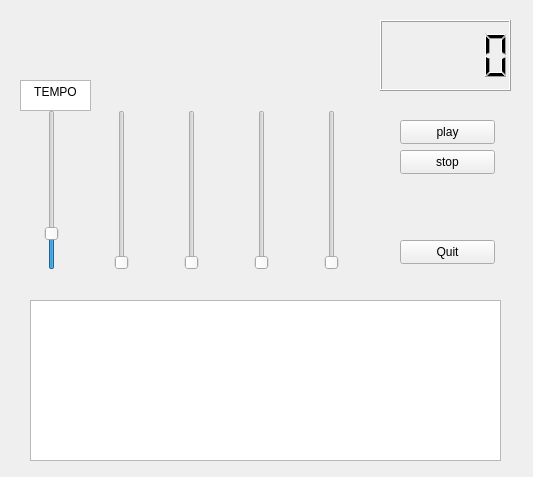
simdax/rubySC, file lib/qt/form.ui: the form before one commit.
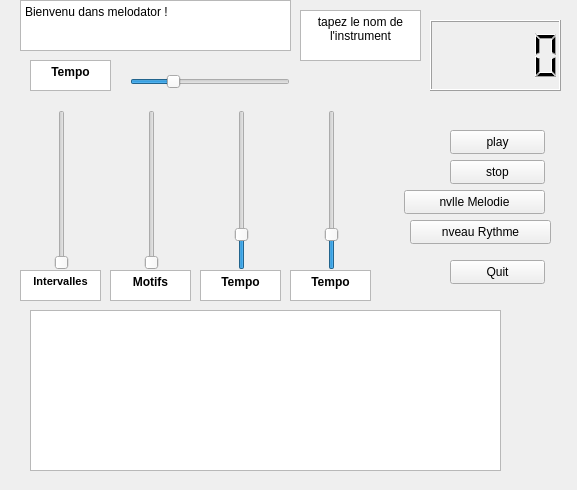
The form after the commit.

Diff of the .ui file:
```diff
--- a/lib/qt/form.ui
+++ b/lib/qt/form.ui
@@ -6,40 +6,18 @@
    <rect>
     <x>0</x>
     <y>0</y>
-    <width>533</width>
-    <height>477</height>
+    <width>577</width>
+    <height>490</height>
    </rect>
   </property>
   <property name="windowTitle">
    <string>Form</string>
   </property>
-  <widget class="QSlider" name="verticalSlider_5">
-   <property name="geometry">
-    <rect>
-     <x>180</x>
-     <y>110</y>
-     <width>23</width>
-     <height>160</height>
-    </rect>
-   </property>
-   <property name="maximum">
-    <number>100</number>
-   </property>
-   <property name="singleStep">
-    <number>1</number>
-   </property>
-   <property name="pageStep">
-    <number>1</number>
-   </property>
-   <property name="orientation">
-    <enum>Qt::Vertical</enum>
-   </property>
-  </widget>
   <widget class="QPushButton" name="pushButton_3">
    <property name="geometry">
     <rect>
-     <x>400</x>
-     <y>240</y>
+     <x>450</x>
+     <y>260</y>
      <width>95</width>
      <height>24</height>
     </rect>
@@ -57,55 +35,11 @@
     <bool>false</bool>
    </property>
   </widget>
-  <widget class="QSlider" name="verticalSlider_6">
-   <property name="geometry">
-    <rect>
-     <x>320</x>
-     <y>110</y>
-     <width>23</width>
-     <height>160</height>
-    </rect>
-   </property>
-   <property name="maximum">
-    <number>100</number>
-   </property>
-   <property name="singleStep">
-    <number>1</number>
-   </property>
-   <property name="pageStep">
-    <number>1</number>
-   </property>
-   <property name="orientation">
-    <enum>Qt::Vertical</enum>
-   </property>
-  </widget>
-  <widget class="QSlider" name="verticalSlider_2">
-   <property name="geometry">
-    <rect>
-     <x>110</x>
-     <y>110</y>
-     <width>23</width>
-     <height>160</height>
-    </rect>
-   </property>
-   <property name="maximum">
-    <number>100</number>
-   </property>
-   <property name="singleStep">
-    <number>1</number>
-   </property>
-   <property name="pageStep">
-    <number>1</number>
-   </property>
-   <property name="orientation">
-    <enum>Qt::Vertical</enum>
-   </property>
-  </widget>
   <widget class="QPushButton" name="pushButton">
    <property name="geometry">
     <rect>
-     <x>400</x>
-     <y>120</y>
+     <x>450</x>
+     <y>130</y>
      <width>95</width>
      <height>24</height>
     </rect>
@@ -117,8 +51,8 @@
   <widget class="QPushButton" name="pushButton_2">
    <property name="geometry">
     <rect>
-     <x>400</x>
-     <y>150</y>
+     <x>450</x>
+     <y>160</y>
      <width>95</width>
      <height>24</height>
     </rect>
@@ -127,35 +61,13 @@
     <string>stop</string>
    </property>
   </widget>
-  <widget class="QSlider" name="verticalSlider_7">
-   <property name="geometry">
-    <rect>
-     <x>250</x>
-     <y>110</y>
-     <width>23</width>
-     <height>160</height>
-    </rect>
-   </property>
-   <property name="maximum">
-    <number>100</number>
-   </property>
-   <property name="singleStep">
-    <number>1</number>
-   </property>
-   <property name="pageStep">
-    <number>1</number>
-   </property>
-   <property name="orientation">
-    <enum>Qt::Vertical</enum>
-   </property>
-  </widget>
   <widget class="QTextEdit" name="textEdit">
    <property name="geometry">
     <rect>
-     <x>20</x>
-     <y>80</y>
-     <width>71</width>
-     <height>31</height>
+     <x>300</x>
+     <y>10</y>
+     <width>121</width>
+     <height>51</height>
     </rect>
    </property>
    <property name="html">
@@ -163,14 +75,14 @@
 &lt;html&gt;&lt;head&gt;&lt;meta name=&quot;qrichtext&quot; content=&quot;1&quot; /&gt;&lt;style type=&quot;text/css&quot;&gt;
 p, li { white-space: pre-wrap; }
 &lt;/style&gt;&lt;/head&gt;&lt;body style=&quot; font-family:'Sans Serif'; font-size:9pt; font-weight:400; font-style:normal;&quot;&gt;
-&lt;p align=&quot;center&quot; style=&quot; margin-top:0px; margin-bottom:0px; margin-left:0px; margin-right:0px; -qt-block-indent:0; text-indent:0px;&quot;&gt;TEMPO&lt;/p&gt;&lt;/body&gt;&lt;/html&gt;</string>
+&lt;p align=&quot;center&quot; style=&quot; margin-top:0px; margin-bottom:0px; margin-left:0px; margin-right:0px; -qt-block-indent:0; text-indent:0px;&quot;&gt;tapez le nom de l'instrument&lt;/p&gt;&lt;/body&gt;&lt;/html&gt;</string>
    </property>
   </widget>
   <widget class="QTextBrowser" name="textBrowser">
    <property name="geometry">
     <rect>
      <x>30</x>
-     <y>300</y>
+     <y>310</y>
      <width>471</width>
      <height>161</height>
     </rect>
@@ -186,14 +98,17 @@
   <widget class="QSlider" name="verticalSlider">
    <property name="geometry">
     <rect>
-     <x>40</x>
+     <x>50</x>
      <y>110</y>
      <width>23</width>
      <height>160</height>
     </rect>
    </property>
+   <property name="minimum">
+    <number>1</number>
+   </property>
    <property name="maximum">
-    <number>100</number>
+    <number>5</number>
    </property>
    <property name="singleStep">
     <number>1</number>
@@ -202,7 +117,7 @@
     <number>1</number>
    </property>
    <property name="value">
-    <number>20</number>
+    <number>1</number>
    </property>
    <property name="orientation">
     <enum>Qt::Vertical</enum>
@@ -211,13 +126,244 @@
   <widget class="QLCDNumber" name="lcdNumber">
    <property name="geometry">
     <rect>
-     <x>380</x>
+     <x>430</x>
      <y>20</y>
      <width>131</width>
      <height>71</height>
     </rect>
    </property>
   </widget>
+  <widget class="QTextBrowser" name="textBrowser_2">
+   <property name="geometry">
+    <rect>
+     <x>20</x>
+     <y>0</y>
+     <width>271</width>
+     <height>51</height>
+    </rect>
+   </property>
+   <property name="html">
+    <string>&lt;!DOCTYPE HTML PUBLIC &quot;-//W3C//DTD HTML 4.0//EN&quot; &quot;http://www.w3.org/TR/REC-html40/strict.dtd&quot;&gt;
+&lt;html&gt;&lt;head&gt;&lt;meta name=&quot;qrichtext&quot; content=&quot;1&quot; /&gt;&lt;style type=&quot;text/css&quot;&gt;
+p, li { white-space: pre-wrap; }
+&lt;/style&gt;&lt;/head&gt;&lt;body style=&quot; font-family:'Sans Serif'; font-size:9pt; font-weight:400; font-style:normal;&quot;&gt;
+&lt;p style=&quot; margin-top:0px; margin-bottom:0px; margin-left:0px; margin-right:0px; -qt-block-indent:0; text-indent:0px;&quot;&gt;Bienvenu dans melodator !&lt;/p&gt;&lt;/body&gt;&lt;/html&gt;</string>
+   </property>
+  </widget>
+  <widget class="QPushButton" name="pushButton_4">
+   <property name="geometry">
+    <rect>
+     <x>404</x>
+     <y>190</y>
+     <width>141</width>
+     <height>24</height>
+    </rect>
+   </property>
+   <property name="text">
+    <string>nvlle Melodie</string>
+   </property>
+  </widget>
+  <widget class="QTextBrowser" name="textBrowser_3">
+   <property name="geometry">
+    <rect>
+     <x>20</x>
+     <y>270</y>
+     <width>81</width>
+     <height>31</height>
+    </rect>
+   </property>
+   <property name="html">
+    <string>&lt;!DOCTYPE HTML PUBLIC &quot;-//W3C//DTD HTML 4.0//EN&quot; &quot;http://www.w3.org/TR/REC-html40/strict.dtd&quot;&gt;
+&lt;html&gt;&lt;head&gt;&lt;meta name=&quot;qrichtext&quot; content=&quot;1&quot; /&gt;&lt;style type=&quot;text/css&quot;&gt;
+p, li { white-space: pre-wrap; }
+&lt;/style&gt;&lt;/head&gt;&lt;body style=&quot; font-family:'Sans Serif'; font-size:9pt; font-weight:400; font-style:normal;&quot;&gt;
+&lt;p align=&quot;center&quot; style=&quot; margin-top:0px; margin-bottom:0px; margin-left:0px; margin-right:0px; -qt-block-indent:0; text-indent:0px;&quot;&gt;&lt;span style=&quot; font-size:8pt; font-weight:600;&quot;&gt;Intervalles&lt;/span&gt;&lt;/p&gt;&lt;/body&gt;&lt;/html&gt;</string>
+   </property>
+  </widget>
+  <widget class="QTextBrowser" name="textBrowser_4">
+   <property name="geometry">
+    <rect>
+     <x>110</x>
+     <y>270</y>
+     <width>81</width>
+     <height>31</height>
+    </rect>
+   </property>
+   <property name="html">
+    <string>&lt;!DOCTYPE HTML PUBLIC &quot;-//W3C//DTD HTML 4.0//EN&quot; &quot;http://www.w3.org/TR/REC-html40/strict.dtd&quot;&gt;
+&lt;html&gt;&lt;head&gt;&lt;meta name=&quot;qrichtext&quot; content=&quot;1&quot; /&gt;&lt;style type=&quot;text/css&quot;&gt;
+p, li { white-space: pre-wrap; }
+&lt;/style&gt;&lt;/head&gt;&lt;body style=&quot; font-family:'Sans Serif'; font-size:9pt; font-weight:400; font-style:normal;&quot;&gt;
+&lt;p align=&quot;center&quot; style=&quot; margin-top:0px; margin-bottom:0px; margin-left:0px; margin-right:0px; -qt-block-indent:0; text-indent:0px;&quot;&gt;&lt;span style=&quot; font-weight:600;&quot;&gt;Motifs&lt;/span&gt;&lt;/p&gt;&lt;/body&gt;&lt;/html&gt;</string>
+   </property>
+  </widget>
+  <widget class="QTextBrowser" name="textBrowser_5">
+   <property name="geometry">
+    <rect>
+     <x>290</x>
+     <y>270</y>
+     <width>81</width>
+     <height>31</height>
+    </rect>
+   </property>
+   <property name="html">
+    <string>&lt;!DOCTYPE HTML PUBLIC &quot;-//W3C//DTD HTML 4.0//EN&quot; &quot;http://www.w3.org/TR/REC-html40/strict.dtd&quot;&gt;
+&lt;html&gt;&lt;head&gt;&lt;meta name=&quot;qrichtext&quot; content=&quot;1&quot; /&gt;&lt;style type=&quot;text/css&quot;&gt;
+p, li { white-space: pre-wrap; }
+&lt;/style&gt;&lt;/head&gt;&lt;body style=&quot; font-family:'Sans Serif'; font-size:9pt; font-weight:400; font-style:normal;&quot;&gt;
+&lt;p align=&quot;center&quot; style=&quot; margin-top:0px; margin-bottom:0px; margin-left:0px; margin-right:0px; -qt-block-indent:0; text-indent:0px;&quot;&gt;&lt;span style=&quot; font-weight:600;&quot;&gt;Tempo&lt;/span&gt;&lt;/p&gt;&lt;/body&gt;&lt;/html&gt;</string>
+   </property>
+  </widget>
+  <widget class="QSlider" name="verticalSlider_3">
+   <property name="geometry">
+    <rect>
+     <x>230</x>
+     <y>110</y>
+     <width>23</width>
+     <height>160</height>
+    </rect>
+   </property>
+   <property name="minimum">
+    <number>1</number>
+   </property>
+   <property name="maximum">
+    <number>100</number>
+   </property>
+   <property name="singleStep">
+    <number>1</number>
+   </property>
+   <property name="pageStep">
+    <number>1</number>
+   </property>
+   <property name="value">
+    <number>20</number>
+   </property>
+   <property name="orientation">
+    <enum>Qt::Vertical</enum>
+   </property>
+  </widget>
+  <widget class="QSlider" name="verticalSlider_4">
+   <property name="geometry">
+    <rect>
+     <x>320</x>
+     <y>110</y>
+     <width>23</width>
+     <height>160</height>
+    </rect>
+   </property>
+   <property name="minimum">
+    <number>1</number>
+   </property>
+   <property name="maximum">
+    <number>100</number>
+   </property>
+   <property name="singleStep">
+    <number>1</number>
+   </property>
+   <property name="pageStep">
+    <number>1</number>
+   </property>
+   <property name="value">
+    <number>20</number>
+   </property>
+   <property name="orientation">
+    <enum>Qt::Vertical</enum>
+   </property>
+  </widget>
+  <widget class="QTextBrowser" name="textBrowser_6">
+   <property name="geometry">
+    <rect>
+     <x>200</x>
+     <y>270</y>
+     <width>81</width>
+     <height>31</height>
+    </rect>
+   </property>
+   <property name="html">
+    <string>&lt;!DOCTYPE HTML PUBLIC &quot;-//W3C//DTD HTML 4.0//EN&quot; &quot;http://www.w3.org/TR/REC-html40/strict.dtd&quot;&gt;
+&lt;html&gt;&lt;head&gt;&lt;meta name=&quot;qrichtext&quot; content=&quot;1&quot; /&gt;&lt;style type=&quot;text/css&quot;&gt;
+p, li { white-space: pre-wrap; }
+&lt;/style&gt;&lt;/head&gt;&lt;body style=&quot; font-family:'Sans Serif'; font-size:9pt; font-weight:400; font-style:normal;&quot;&gt;
+&lt;p align=&quot;center&quot; style=&quot; margin-top:0px; margin-bottom:0px; margin-left:0px; margin-right:0px; -qt-block-indent:0; text-indent:0px;&quot;&gt;&lt;span style=&quot; font-weight:600;&quot;&gt;Tempo&lt;/span&gt;&lt;/p&gt;&lt;/body&gt;&lt;/html&gt;</string>
+   </property>
+  </widget>
+  <widget class="QSlider" name="horizontalSlider">
+   <property name="geometry">
+    <rect>
+     <x>130</x>
+     <y>70</y>
+     <width>160</width>
+     <height>23</height>
+    </rect>
+   </property>
+   <property name="minimum">
+    <number>1</number>
+   </property>
+   <property name="value">
+    <number>25</number>
+   </property>
+   <property name="orientation">
+    <enum>Qt::Horizontal</enum>
+   </property>
+  </widget>
+  <widget class="QTextBrowser" name="textBrowser_7">
+   <property name="geometry">
+    <rect>
+     <x>30</x>
+     <y>60</y>
+     <width>81</width>
+     <height>31</height>
+    </rect>
+   </property>
+   <property name="html">
+    <string>&lt;!DOCTYPE HTML PUBLIC &quot;-//W3C//DTD HTML 4.0//EN&quot; &quot;http://www.w3.org/TR/REC-html40/strict.dtd&quot;&gt;
+&lt;html&gt;&lt;head&gt;&lt;meta name=&quot;qrichtext&quot; content=&quot;1&quot; /&gt;&lt;style type=&quot;text/css&quot;&gt;
+p, li { white-space: pre-wrap; }
+&lt;/style&gt;&lt;/head&gt;&lt;body style=&quot; font-family:'Sans Serif'; font-size:9pt; font-weight:400; font-style:normal;&quot;&gt;
+&lt;p align=&quot;center&quot; style=&quot; margin-top:0px; margin-bottom:0px; margin-left:0px; margin-right:0px; -qt-block-indent:0; text-indent:0px;&quot;&gt;&lt;span style=&quot; font-weight:600;&quot;&gt;Tempo&lt;/span&gt;&lt;/p&gt;&lt;/body&gt;&lt;/html&gt;</string>
+   </property>
+  </widget>
+  <widget class="QPushButton" name="pushButton_5">
+   <property name="geometry">
+    <rect>
+     <x>410</x>
+     <y>220</y>
+     <width>141</width>
+     <height>24</height>
+    </rect>
+   </property>
+   <property name="text">
+    <string>nveau Rythme</string>
+   </property>
+  </widget>
+  <widget class="QSlider" name="verticalSlider_2">
+   <property name="geometry">
+    <rect>
+     <x>140</x>
+     <y>110</y>
+     <width>23</width>
+     <height>160</height>
+    </rect>
+   </property>
+   <property name="minimum">
+    <number>1</number>
+   </property>
+   <property name="maximum">
+    <number>5</number>
+   </property>
+   <property name="singleStep">
+    <number>1</number>
+   </property>
+   <property name="pageStep">
+    <number>1</number>
+   </property>
+   <property name="value">
+    <number>1</number>
+   </property>
+   <property name="orientation">
+    <enum>Qt::Vertical</enum>
+   </property>
+  </widget>
  </widget>
  <resources/>
  <connections>
```
Left out of the diff: 48 changed lines with no effect on the pictures.
